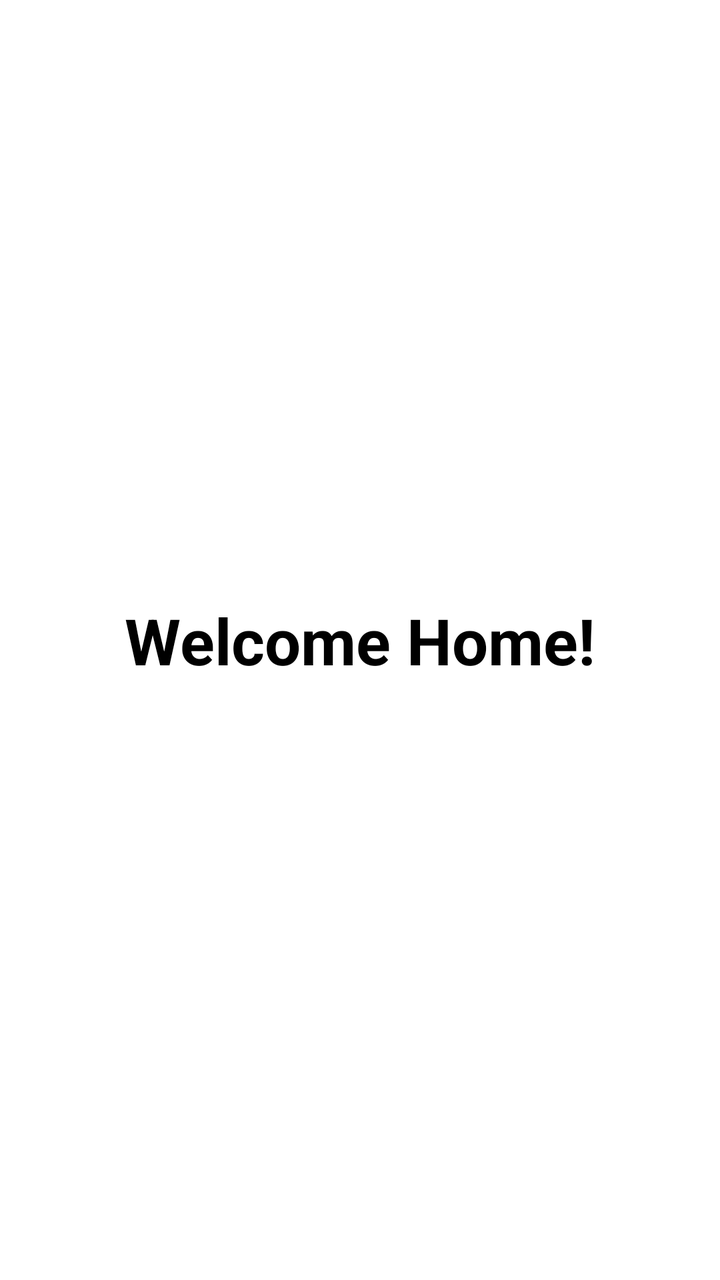
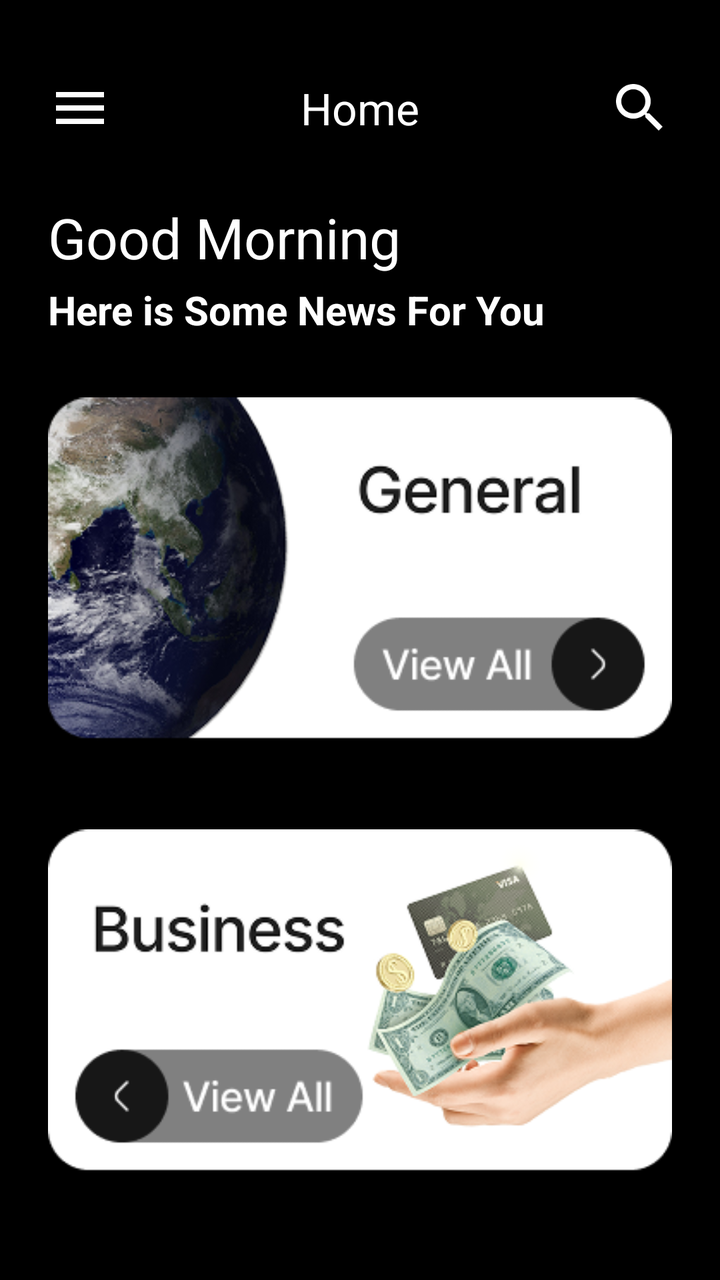

Compare the two renders of this Android layout. The source of the first and the diff that turns it into the second are given below.
<!-- AndroidManifest.xml: application theme Theme.ANU_News_APP -->
<!-- res/layout/activity_home.xml -->
<?xml version="1.0" encoding="utf-8"?>
<androidx.constraintlayout.widget.ConstraintLayout xmlns:android="http://schemas.android.com/apk/res/android"
    xmlns:app="http://schemas.android.com/apk/res-auto"
    xmlns:tools="http://schemas.android.com/tools"
    android:layout_width="match_parent"
    android:layout_height="match_parent"
    android:padding="24dp"
    android:background="@android:color/white"
    tools:context=".HomeActivity">

    <TextView
        android:id="@+id/tvWelcome"
        android:layout_width="wrap_content"
        android:layout_height="wrap_content"
        android:text="Welcome Home!"
        android:textColor="@android:color/black"
        android:textSize="32sp"
        android:textStyle="bold"
        app:layout_constraintBottom_toBottomOf="parent"
        app:layout_constraintEnd_toEndOf="parent"
        app:layout_constraintStart_toStartOf="parent"
        app:layout_constraintTop_toTopOf="parent" />

</androidx.constraintlayout.widget.ConstraintLayout>
<!-- resources referenced by this layout -->
<resources>
  <style name="Theme.ANU_News_APP" parent="Base.Theme.ANU_News_APP" />
  <style name="Base.Theme.ANU_News_APP" parent="Theme.Material3.DayNight.NoActionBar">
          
          
      </style>
</resources>

<!-- the commit's change to res/layout/activity_home.xml (unified diff, before → after) -->
@@ -5,20 +5,122 @@
     android:layout_width="match_parent"
     android:layout_height="match_parent"
     android:padding="24dp"
-    android:background="@android:color/white"
+    android:background="@android:color/black"
     tools:context=".HomeActivity">
 
-    <TextView
-        android:id="@+id/tvWelcome"
-        android:layout_width="wrap_content"
+    <androidx.constraintlayout.widget.ConstraintLayout
+        android:id="@+id/appBar"
+        android:layout_width="match_parent"
+        android:layout_height="60dp"
+        app:layout_constraintTop_toTopOf="parent"
+        app:layout_constraintStart_toStartOf="parent"
+        app:layout_constraintEnd_toEndOf="parent">
+
+        <ImageView
+            android:id="@+id/imgMenu"
+            android:layout_width="32dp"
+            android:layout_height="32dp"
+            android:layout_marginStart="0dp"
+            android:src="@drawable/ic_menu"
+            app:tint="@android:color/white"
+            android:contentDescription="Menu"
+            app:layout_constraintStart_toStartOf="parent"
+            app:layout_constraintTop_toTopOf="parent"
+            app:layout_constraintBottom_toBottomOf="parent" />
+
+        <TextView
+            android:layout_width="wrap_content"
+            android:layout_height="wrap_content"
+            android:text="Home"
+            android:textSize="22sp"
+            android:textColor="@android:color/white"
+            android:textStyle="normal"
+            app:layout_constraintStart_toStartOf="parent"
+            app:layout_constraintEnd_toEndOf="parent"
+            app:layout_constraintTop_toTopOf="parent"
+            app:layout_constraintBottom_toBottomOf="parent" />
+
+        <ImageView
+            android:id="@+id/imgSearch"
+            android:layout_width="32dp"
+            android:layout_height="32dp"
+            android:layout_marginEnd="0dp"
+            android:src="@drawable/ic_search"
+            app:tint="@android:color/white"
+            android:contentDescription="Search"
+            app:layout_constraintEnd_toEndOf="parent"
+            app:layout_constraintTop_toTopOf="parent"
+            app:layout_constraintBottom_toBottomOf="parent" />
+
+    </androidx.constraintlayout.widget.ConstraintLayout>
+
+    
+    <LinearLayout
+        android:id="@+id/headerTexts"
+        android:orientation="vertical"
+        android:layout_width="match_parent"
         android:layout_height="wrap_content"
-        android:text="Welcome Home!"
-        android:textColor="@android:color/black"
-        android:textSize="32sp"
-        android:textStyle="bold"
-        app:layout_constraintBottom_toBottomOf="parent"
-        app:layout_constraintEnd_toEndOf="parent"
-        app:layout_constraintStart_toStartOf="parent"
-        app:layout_constraintTop_toTopOf="parent" />
+        android:layout_marginTop="16dp"
+        app:layout_constraintTop_toBottomOf="@id/appBar">
+
+        <TextView
+            android:id="@+id/tvGreeting"
+            android:layout_width="wrap_content"
+            android:layout_height="wrap_content"
+            android:text="Good Morning"
+            android:textSize="28sp"
+            android:textColor="@android:color/white" />
+
+        <TextView
+            android:id="@+id/tvSubGreeting"
+            android:layout_width="wrap_content"
+            android:layout_height="wrap_content"
+            android:text="Here is Some News For You"
+            android:textSize="20sp"
+            android:textColor="@android:color/white"
+            android:textStyle="bold"
+            android:layout_marginTop="4dp"/>
+    </LinearLayout>
+
+
+    
+    <ScrollView
+        android:layout_width="match_parent"
+        android:layout_height="0dp"
+        android:scrollbars="none"
+        android:layout_marginTop="16dp"
+        app:layout_constraintTop_toBottomOf="@id/headerTexts"
+        app:layout_constraintBottom_toBottomOf="parent">
+
+        <LinearLayout
+            android:layout_width="match_parent"
+            android:layout_height="wrap_content"
+            android:orientation="vertical">
+
+            
+            <ImageView
+                android:layout_width="match_parent"
+                android:layout_height="200dp"
+                android:src="@drawable/general"
+                android:layout_marginBottom="16dp" />
+
+            
+            <ImageView
+                android:layout_width="match_parent"
+                android:layout_height="200dp"
+                android:src="@drawable/business"
+                android:layout_marginBottom="16dp" />
+
+            
+            <ImageView
+                android:layout_width="match_parent"
+                android:layout_height="200dp"
+                android:src="@drawable/sports"
+                android:layout_marginBottom="16dp" />
+
+            
+
+        </LinearLayout>
+    </ScrollView>
 
 </androidx.constraintlayout.widget.ConstraintLayout>
<!-- resource entries referenced after the edit -->
@@ -1,5 +1,30 @@
 <!-- resources referenced by this layout -->
 <resources>
+  <!-- drawable business: png bitmap (drawable, 52506 bytes) -->
+  <!-- drawable general: png bitmap (drawable, 71069 bytes) -->
+  <!-- drawable ic_menu (drawable) -->
+  <vector xmlns:android="http://schemas.android.com/apk/res/android"
+      android:width="24dp"
+      android:height="24dp"
+      android:viewportWidth="24"
+      android:viewportHeight="24"
+      android:tint="?attr/colorControlNormal">
+    <path
+        android:fillColor="@android:color/white"
+        android:pathData="M3,18h18v-2L3,16v2zM3,13h18v-2L3,11v2zM3,6v2h18L21,6L3,6z"/>
+  </vector>
+  <!-- drawable ic_search (drawable) -->
+  <vector xmlns:android="http://schemas.android.com/apk/res/android"
+      android:width="24dp"
+      android:height="24dp"
+      android:viewportWidth="24"
+      android:viewportHeight="24"
+      android:tint="?attr/colorControlNormal">
+    <path
+        android:fillColor="@android:color/white"
+        android:pathData="M15.5,14h-0.79l-0.28,-0.27C15.41,12.59 16,11.11 16,9.5 16,5.91 13.09,3 9.5,3S3,5.91 3,9.5 5.91,16 9.5,16c1.61,0 3.09,-0.59 4.23,-1.57l0.27,0.28v0.79l5,4.99L20.49,19l-4.99,-5zM9.5,14C7.01,14 5,11.99 5,9.5S7.01,5 9.5,5 14,7.01 14,9.5 11.99,14 9.5,14z"/>
+  </vector>
+  <!-- drawable sports: png bitmap (drawable, 54015 bytes) -->
   <style name="Theme.ANU_News_APP" parent="Base.Theme.ANU_News_APP" />
   <style name="Base.Theme.ANU_News_APP" parent="Theme.Material3.DayNight.NoActionBar">
           
